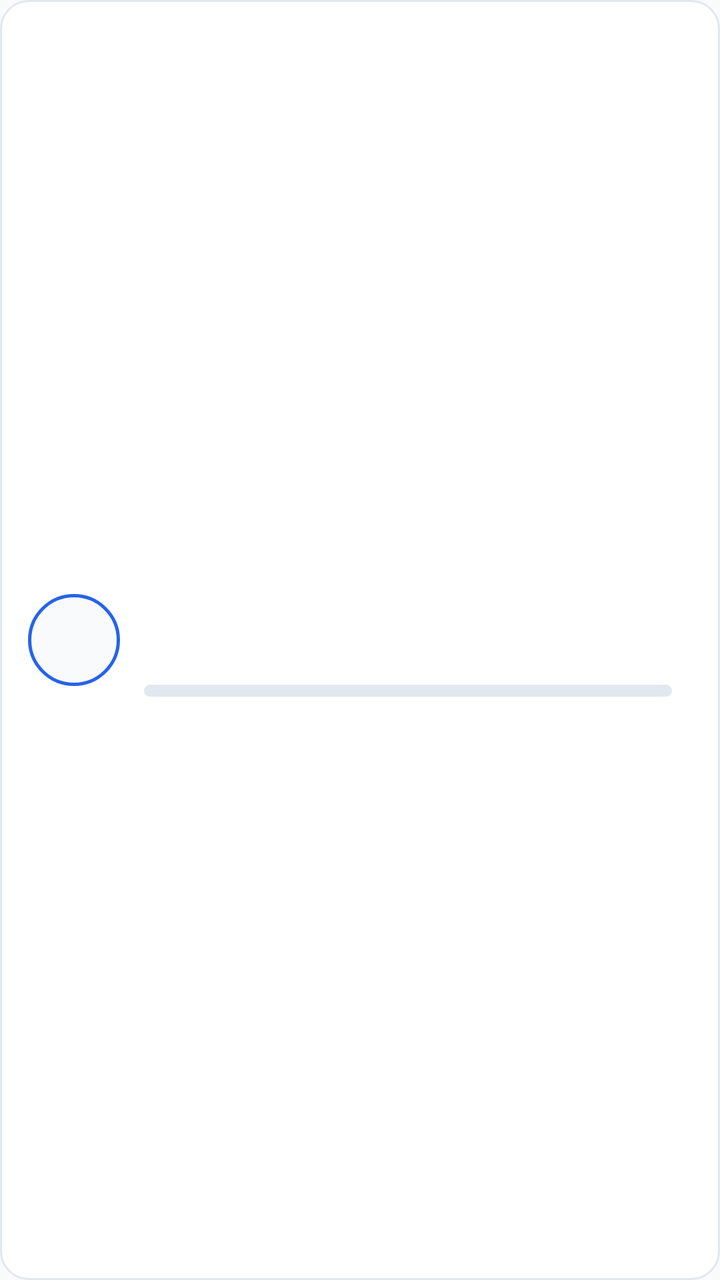
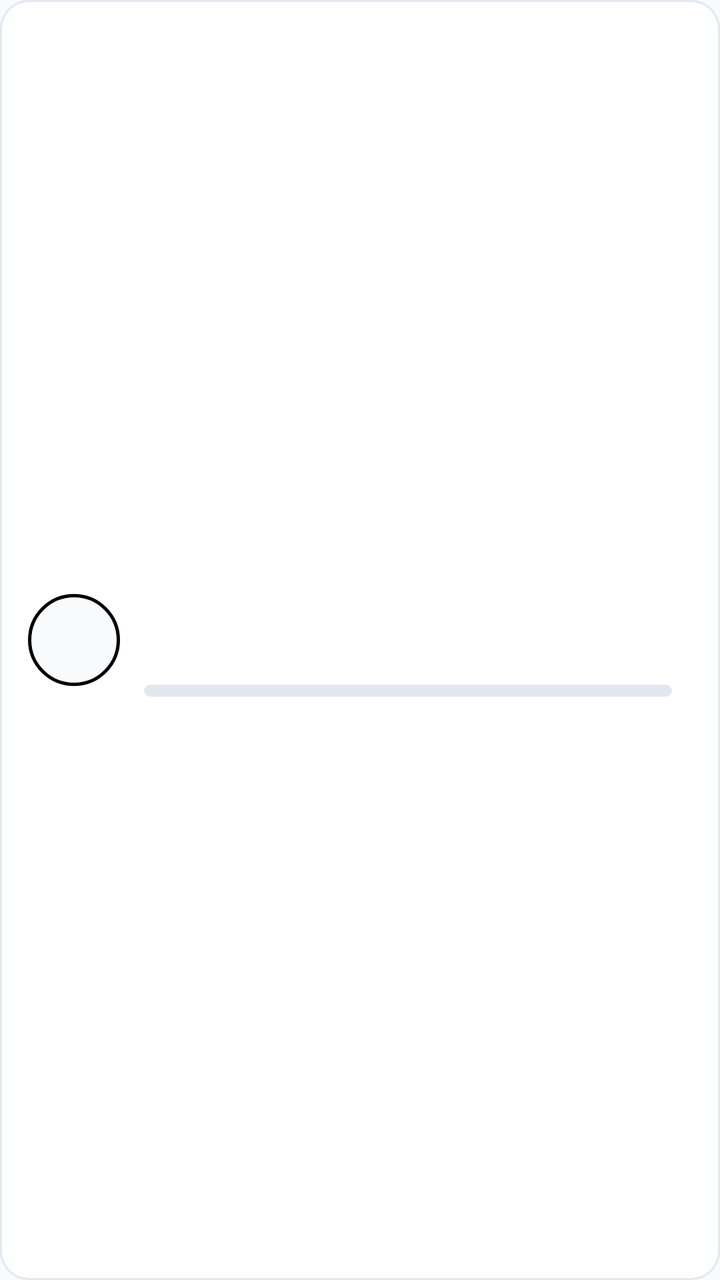

The first picture is an Android layout as it rendered before a commit; the second is the same layout after the commit. The layout source and the unified diff follow.
<!-- AndroidManifest.xml: application theme Theme.CityFootprint -->
<!-- res/layout/item_achievement.xml -->
<?xml version="1.0" encoding="utf-8"?>
<LinearLayout xmlns:android="http://schemas.android.com/apk/res/android"
    xmlns:app="http://schemas.android.com/apk/res-auto"
    android:layout_width="match_parent"
    android:layout_height="wrap_content"
    android:background="@drawable/bg_card"
    android:gravity="center_vertical"
    android:orientation="horizontal"
    android:padding="14dp">

    <FrameLayout
        android:layout_width="46dp"
        android:layout_height="46dp"
        android:background="@drawable/bg_achievement_circle">

        <ImageView
            android:id="@+id/icon"
            android:layout_width="22dp"
            android:layout_height="22dp"
            android:layout_gravity="center"
            android:contentDescription="@null"
            app:tint="?attr/appAccent" />
    </FrameLayout>

    <LinearLayout
        android:layout_width="0dp"
        android:layout_height="wrap_content"
        android:layout_marginStart="12dp"
        android:layout_weight="1"
        android:orientation="vertical">

        <LinearLayout
            android:layout_width="match_parent"
            android:layout_height="wrap_content"
            android:gravity="center_vertical"
            android:orientation="horizontal">

            <TextView
                android:id="@+id/textName"
                android:layout_width="0dp"
                android:layout_height="wrap_content"
                android:layout_weight="1"
                android:ellipsize="end"
                android:maxLines="1"
                android:textColor="@color/fg"
                android:textSize="15sp"
                android:textStyle="bold" />

            <TextView
                android:id="@+id/textDate"
                android:layout_width="wrap_content"
                android:layout_height="wrap_content"
                android:layout_marginStart="8dp"
                android:textColor="@color/text_tertiary"
                android:textSize="12sp" />

            <ImageView
                android:id="@+id/checkBadge"
                android:layout_width="16dp"
                android:layout_height="16dp"
                android:layout_marginStart="4dp"
                android:background="@drawable/bg_check_badge"
                android:contentDescription="@string/ach_unlocked"
                android:padding="3dp"
                android:src="@drawable/ic_check"
                android:visibility="gone"
                app:tint="@color/on_accent" />
        </LinearLayout>

        <TextView
            android:id="@+id/textDesc"
            android:layout_width="match_parent"
            android:layout_height="wrap_content"
            android:layout_marginTop="3dp"
            android:textColor="@color/text_secondary"
            android:textSize="13sp" />

        <LinearLayout
            android:layout_width="match_parent"
            android:layout_height="wrap_content"
            android:layout_marginTop="10dp"
            android:gravity="center_vertical"
            android:orientation="horizontal">

            <ProgressBar
                android:id="@+id/bar"
                style="?android:attr/progressBarStyleHorizontal"
                android:layout_width="0dp"
                android:layout_height="6dp"
                android:layout_weight="1"
                android:progressDrawable="@drawable/progress_rounded" />

            <TextView
                android:id="@+id/textProgress"
                android:layout_width="wrap_content"
                android:layout_height="wrap_content"
                android:layout_marginStart="10dp"
                android:textSize="12sp" />
        </LinearLayout>
    </LinearLayout>
</LinearLayout>
<!-- resources referenced by this layout -->
<resources>
  <color name="fg">#0F172A</color>
  <color name="on_accent">#FFFFFF</color>
  <color name="text_secondary">#64748B</color>
  <color name="text_tertiary">#64748B</color>
  <!-- drawable bg_achievement_circle (drawable) -->
  <?xml version="1.0" encoding="utf-8"?>
  <shape xmlns:android="http://schemas.android.com/apk/res/android"
      android:shape="oval">
      <solid android:color="@color/popover" />
      <stroke
          android:width="1.5dp"
          android:color="?attr/appAccent" />
  </shape>
  <!-- drawable bg_check_badge (drawable) -->
  <?xml version="1.0" encoding="utf-8"?>
  <shape xmlns:android="http://schemas.android.com/apk/res/android"
      android:shape="oval">
      <solid android:color="?attr/appAccent" />
  </shape>
  <!-- drawable progress_rounded (drawable) -->
  <?xml version="1.0" encoding="utf-8"?>
  <layer-list xmlns:android="http://schemas.android.com/apk/res/android">
      <item android:id="@android:id/background">
          <shape>
              <corners android:radius="3dp" />
              <solid android:color="@color/muted" />
          </shape>
      </item>
      <item android:id="@android:id/progress">
          <clip>
              <shape>
                  <corners android:radius="3dp" />
                  <solid android:color="?attr/appAccent" />
              </shape>
          </clip>
      </item>
  </layer-list>
  <string name="ach_unlocked">已解锁</string>
  <style name="Theme.CityFootprint" parent="Theme.Material3.DayNight.NoActionBar">
          
          <item name="appAccent">@color/accent</item>
          <item name="appAccentLight">@color/accent_light</item>
          <item name="colorPrimary">?attr/appAccent</item>
          <item name="colorOnPrimary">@color/on_accent</item>
          <item name="colorPrimaryContainer">?attr/appAccentLight</item>
          <item name="colorOnPrimaryContainer">@color/accent_soft_fg</item>
          <item name="colorSecondary">?attr/appAccent</item>
          <item name="colorSecondaryContainer">?attr/appAccentLight</item>
          <item name="colorOnSecondaryContainer">@color/accent_soft_fg</item>
          <item name="colorSurface">@color/card</item>
          <item name="colorOnSurface">@color/fg</item>
          <item name="colorOnSurfaceVariant">@color/muted_fg</item>
          
          <item name="colorOutline">@color/muted_fg</item>
          
          <item name="colorSurfaceContainerHighest">@color/muted</item>
          <item name="colorError">@color/destructive</item>
          <item name="android:colorBackground">@color/bg</item>
  
          
          <item name="android:statusBarColor">@color/window_bg_light</item>
          <item name="android:navigationBarColor">@color/window_bg_light</item>
          <item name="android:windowLightStatusBar">@bool/window_light_system_bars</item>
          <item name="android:windowLightNavigationBar" tools:targetApi="27">@bool/window_light_system_bars</item>
          
          <item name="android:forceDarkAllowed" tools:targetApi="29">false</item>
  
          
          <item name="materialCardViewStyle">@style/Widget.App.CardView</item>
          <item name="materialButtonStyle">@style/Widget.App.Button</item>
          <item name="popupMenuStyle">@style/Widget.App.PopupMenu</item>
      </style>
  <color name="popover">#F8FAFC</color>
  <color name="card">#FFFFFF</color>
  <color name="border">#E2E8F0</color>
  <color name="muted">#E2E8F0</color>
  <color name="accent">#2563EB</color>
  <color name="accent_light">#EFF6FF</color>
  <color name="accent_soft_fg">#1D4ED8</color>
  <color name="muted_fg">#64748B</color>
  <color name="destructive">#DC2626</color>
  <color name="bg">#F8FAFC</color>
  <color name="window_bg_light">#FFFFFF</color>
  <style name="Widget.App.Button" parent="Widget.Material3.Button">
          <item name="cornerRadius">999dp</item>
      </style>
  <style name="TextAppearance.App.PopupMenuItem" parent="TextAppearance.Material3.BodyLarge">
          <item name="android:textColor">@color/fg</item>
          <item name="android:textSize">15sp</item>
      </style>
  <!-- unchanged entries left out for length: 5 -->
</resources>

<!-- the commit's change to res/layout/item_achievement.xml (unified diff, before → after) -->
@@ -19,7 +19,17 @@
             android:layout_height="22dp"
             android:layout_gravity="center"
             android:contentDescription="@null"
-            app:tint="?attr/appAccent" />
+            app:tint="?attr/colorPrimary" />
+
+        <TextView
+            android:id="@+id/textMilestone"
+            android:layout_width="wrap_content"
+            android:layout_height="wrap_content"
+            android:layout_gravity="center"
+            android:textColor="?attr/colorPrimary"
+            android:textSize="16sp"
+            android:textStyle="bold"
+            android:visibility="gone" />
     </FrameLayout>
 
     <LinearLayout
<!-- resource entries referenced after the edit -->
@@ -11,13 +11,13 @@
       <solid android:color="@color/popover" />
       <stroke
           android:width="1.5dp"
-          android:color="?attr/appAccent" />
+          android:color="?attr/colorPrimary" />
   </shape>
   <!-- drawable bg_check_badge (drawable) -->
   <?xml version="1.0" encoding="utf-8"?>
   <shape xmlns:android="http://schemas.android.com/apk/res/android"
       android:shape="oval">
-      <solid android:color="?attr/appAccent" />
+      <solid android:color="?attr/colorPrimary" />
   </shape>
   <!-- drawable progress_rounded (drawable) -->
   <?xml version="1.0" encoding="utf-8"?>
@@ -32,7 +32,7 @@
           <clip>
               <shape>
                   <corners android:radius="3dp" />
-                  <solid android:color="?attr/appAccent" />
+                  <solid android:color="?attr/colorPrimary" />
               </shape>
           </clip>
       </item>
@@ -42,11 +42,11 @@
           
           <item name="appAccent">@color/accent</item>
           <item name="appAccentLight">@color/accent_light</item>
-          <item name="colorPrimary">?attr/appAccent</item>
+          <item name="colorPrimary">?attr/colorPrimary</item>
           <item name="colorOnPrimary">@color/on_accent</item>
           <item name="colorPrimaryContainer">?attr/appAccentLight</item>
           <item name="colorOnPrimaryContainer">@color/accent_soft_fg</item>
-          <item name="colorSecondary">?attr/appAccent</item>
+          <item name="colorSecondary">?attr/colorPrimary</item>
           <item name="colorSecondaryContainer">?attr/appAccentLight</item>
           <item name="colorOnSecondaryContainer">@color/accent_soft_fg</item>
           <item name="colorSurface">@color/card</item>
